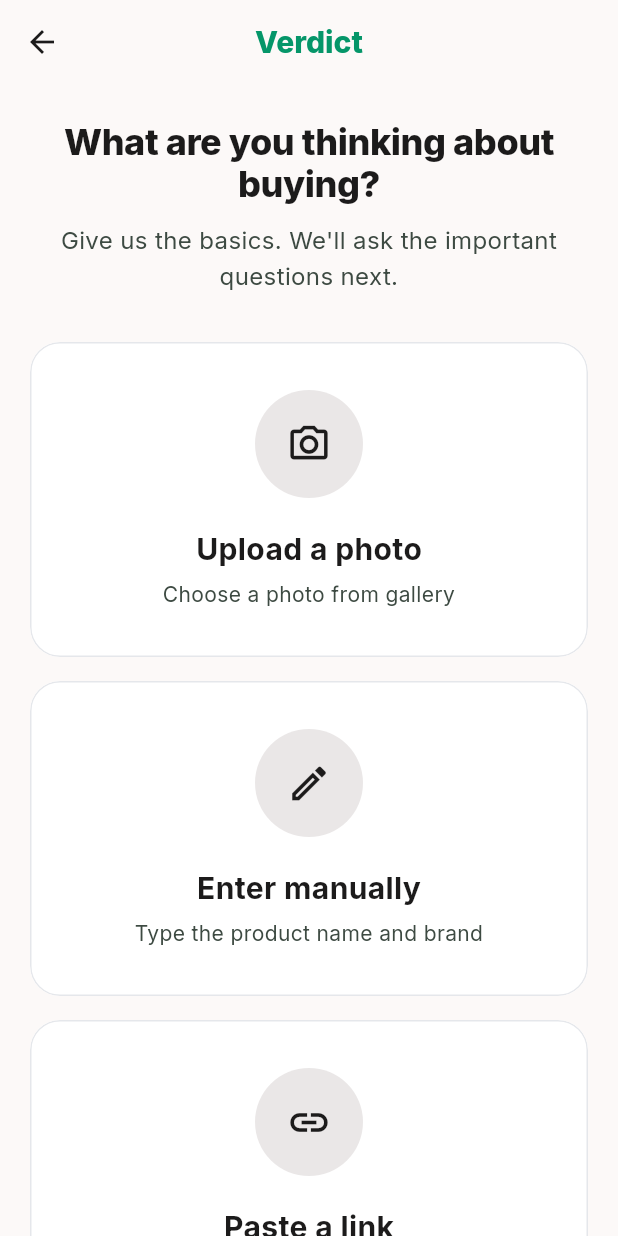
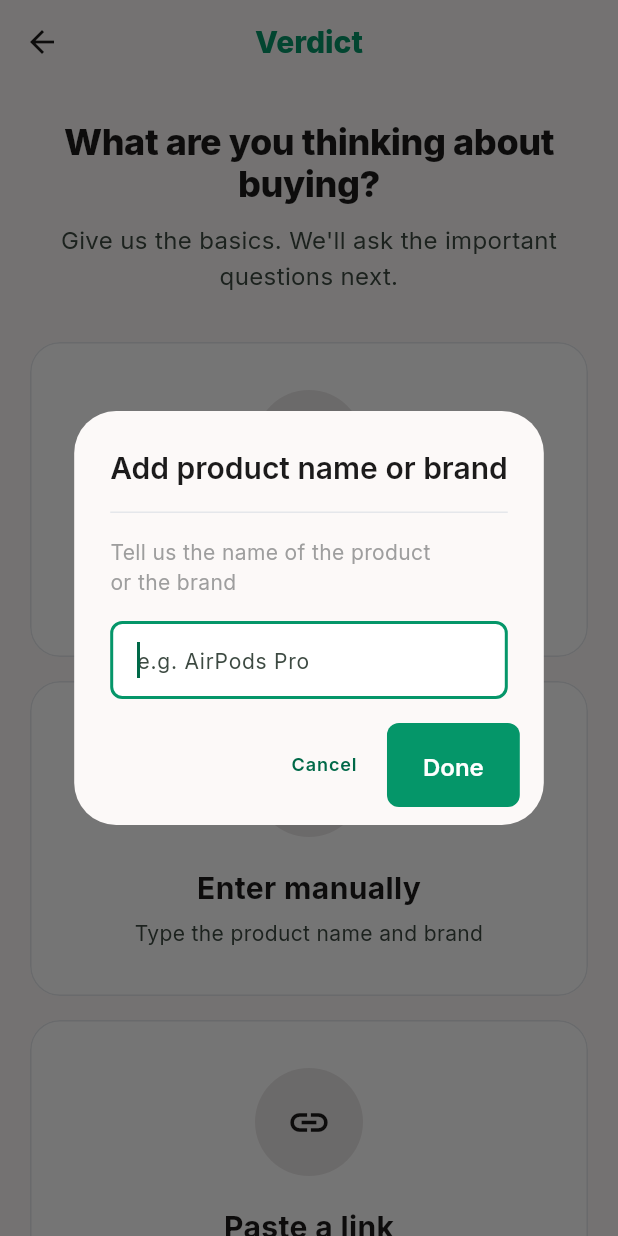
Before and after one commit to i-Abdulhaseeb/WorthItApp, a Flutter app: the StartPurchaseView screen opened by its route, after a tap on "Enter manually", on a phone screen of 412 x 824 dp. Run offline on Flutter 3.47's test engine with Material 3 defaults, Android fonts, the phone set to English and light mode, and no system bars; our stand-ins replace get, google_fonts, image_picker.

Commit message:
Product purchase info done

```diff
--- a/lib/features/purchase/controllers/purchase_controller.dart
+++ b/lib/features/purchase/controllers/purchase_controller.dart
@@ -1,15 +1,163 @@
+import 'package:flutter/material.dart';
 import 'package:get/get.dart';
 import 'package:image_picker/image_picker.dart';
+import 'package:worthitapp/app/routes/app_routes.dart';
 
 /// Controller managing the purchase evaluation workflow
 class PurchaseController extends GetxController {
   final ImagePicker picker = ImagePicker();
   Rx<XFile?> selectedImage = Rx<XFile?>(null);
+  final TextEditingController productName = TextEditingController();
+  final TextEditingController productLink = TextEditingController();
   Future<void> pickImage() async {
     final XFile? image = await picker.pickImage(source: ImageSource.gallery);
 
     if (image != null) {
       selectedImage.value = image;
+      navigateToNextScreen();
+    }
+  }
+
+  void showNameDialog() {
+    Get.dialog(
+      AlertDialog(
+        title: const Text(
+          'Add product name or brand',
+          style: TextStyle(fontSize: 20, fontWeight: FontWeight.w600),
+        ),
+
+        titlePadding: const EdgeInsets.fromLTRB(24, 24, 24, 16),
+
+        contentPadding: const EdgeInsets.fromLTRB(24, 0, 24, 8),
+
+        content: Column(
+          mainAxisSize: MainAxisSize.min,
+          crossAxisAlignment: CrossAxisAlignment.start,
+          children: [
+            const Divider(),
+
+            const SizedBox(height: 16),
+
+            const Text(
+              'Tell us the name of the product\nor the brand',
+              style: TextStyle(fontSize: 14, color: Colors.grey),
+            ),
+
+            const SizedBox(height: 16),
+
+            TextField(
+              controller: productName,
+              autofocus: true,
+              decoration: InputDecoration(
+                hintText: 'e.g. AirPods Pro',
+                border: OutlineInputBorder(
+                  borderRadius: BorderRadius.circular(10),
+                ),
+                contentPadding: const EdgeInsets.symmetric(
+                  horizontal: 14,
+                  vertical: 14,
+                ),
+              ),
+            ),
+            SizedBox(height: 8),
+          ],
+        ),
+
+        actionsPadding: const EdgeInsets.fromLTRB(16, 0, 16, 12),
+
+        actions: [
+          TextButton(onPressed: () => Get.back(), child: const Text('Cancel')),
+
+          ElevatedButton(
+            onPressed: () {
+              final text = productName.text.trim();
+
+              if (text.isNotEmpty) {
+                Get.back(result: text);
+                print(text);
+                navigateToNextScreen();
+              }
+            },
+            child: const Text('Done'),
+          ),
+        ],
+      ),
+    );
+  }
+
+  void showLinkDialog() {
+    Get.dialog(
+      AlertDialog(
+        title: const Text(
+          'Add product Link',
+          style: TextStyle(fontSize: 20, fontWeight: FontWeight.w600),
+        ),
+
+        titlePadding: const EdgeInsets.fromLTRB(24, 24, 24, 16),
+
+        contentPadding: const EdgeInsets.fromLTRB(24, 0, 24, 8),
+
+        content: Column(
+          mainAxisSize: MainAxisSize.min,
+          crossAxisAlignment: CrossAxisAlignment.start,
+          children: [
+            const Divider(),
+
+            const SizedBox(height: 16),
+
+            const Text(
+              'Paste the link to the product',
+              style: TextStyle(fontSize: 14, color: Colors.grey),
+            ),
+
+            const SizedBox(height: 16),
+
+            TextField(
+              controller: productLink,
+              autofocus: true,
+              decoration: InputDecoration(
+                hintText: 'e.g. https//AirPodsPro.apple.com',
+                border: OutlineInputBorder(
+                  borderRadius: BorderRadius.circular(10),
+                ),
+                contentPadding: const EdgeInsets.symmetric(
+                  horizontal: 14,
+                  vertical: 14,
+                ),
+              ),
+            ),
+            SizedBox(height: 8),
+          ],
+        ),
+
+        actionsPadding: const EdgeInsets.fromLTRB(16, 0, 16, 12),
+
+        actions: [
+          TextButton(onPressed: () => Get.back(), child: const Text('Cancel')),
+
+          ElevatedButton(
+            onPressed: () {
+              final text = productLink.text.trim();
+
+              if (text.isNotEmpty) {
+                Get.back(result: text);
+                print(text);
+                navigateToNextScreen();
+              }
+            },
+            child: const Text('Done'),
+          ),
+        ],
+      ),
+    );
+    navigateToNextScreen();
+  }
+
+  void navigateToNextScreen() {
+    if (productLink.text != '' &&
+        productName.text != '' &&
+        selectedImage.value != null) {
+      Get.toNamed(AppRoutes.productDetails);
     }
   }
 }
--- a/lib/features/purchase/views/start_purchase_view.dart
+++ b/lib/features/purchase/views/start_purchase_view.dart
@@ -55,25 +55,25 @@
                     onTap: controller.pickImage,
                   );
                 }
-                return Image.file(File(controller.selectedImage.value!.path));
+                return Image.file(
+                  File(controller.selectedImage.value!.path),
+                  width: 200,
+                  height: 200,
+                );
               }),
               const SizedBox(height: 16),
               _OptionCard(
                 icon: Icons.edit_outlined,
                 title: 'Enter manually',
                 subtitle: 'Type the product name and brand',
-                onTap: () {
-                  // TODO: implement
-                },
+                onTap: controller.showNameDialog,
               ),
               const SizedBox(height: 16),
               _OptionCard(
                 icon: Icons.link_outlined,
                 title: 'Paste a link',
                 subtitle: 'Paste a URL from any store',
-                onTap: () {
-                  // TODO: implement
-                },
+                onTap: controller.showLinkDialog,
               ),
             ],
           ),
--- a/lib/main.dart
+++ b/lib/main.dart
@@ -1,5 +1,6 @@
 import 'package:flutter/material.dart';
 import 'package:get/get.dart';
+
 import 'app/bindings/initial_binding.dart';
 import 'app/routes/app_pages.dart';
 import 'app/theme/app_theme.dart';
```
